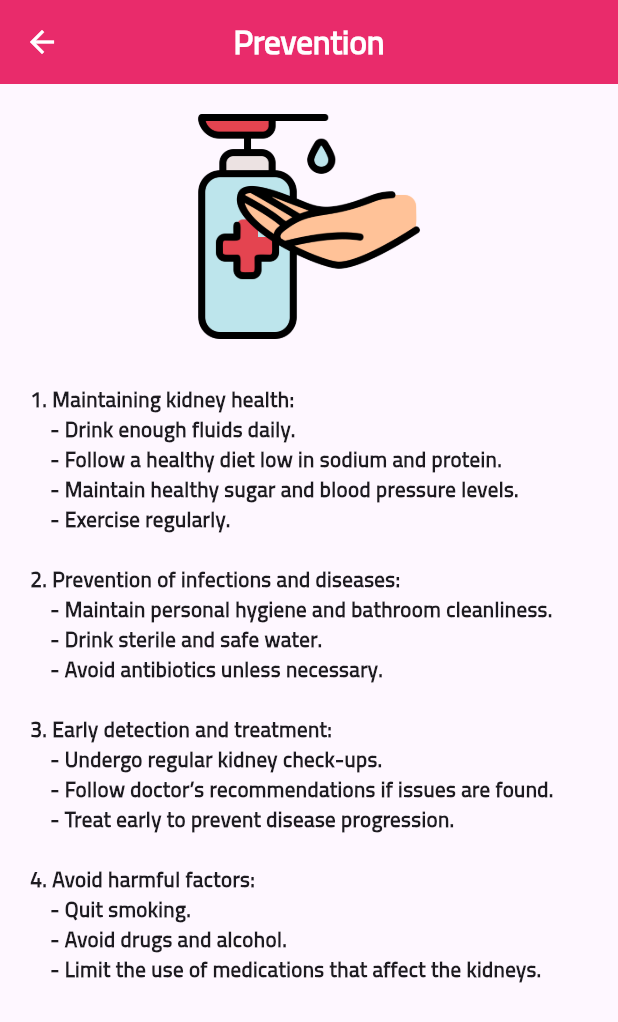
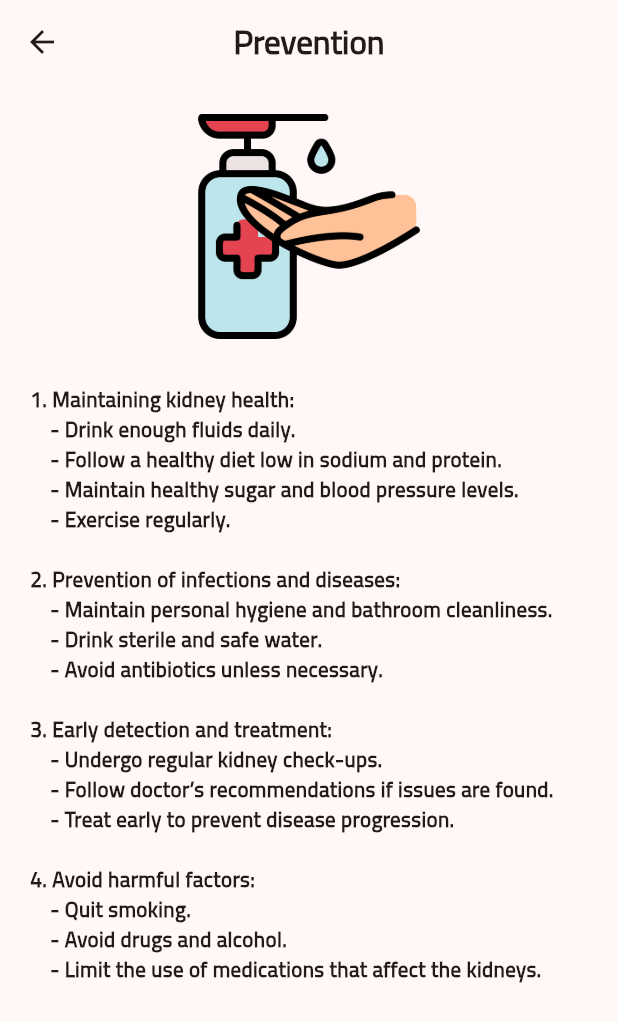
Before and after one commit to marwan-alhomdy/Kidney-Disease, a Flutter app: the HomeView screen opened by its route, after a tap on the "translate" icon, after a tap on "Prevention", on a phone screen of 412 x 824 dp. Shown: the top 1022 px of the screen. Run offline on Flutter 3.47's test engine with Material 3 defaults, Android fonts, the phone set to English and light mode, and no system bars; our stand-ins replace flutter_staggered_animations, get, shared_preferences; accounts and stored records are empty.

Commit message:
edit app

```diff
--- a/lib/core/locale/data_locale_translation.dart
+++ b/lib/core/locale/data_locale_translation.dart
@@ -4,6 +4,7 @@ class DataLoacleTranslations extends Translations {
   @override
   Map<String, Map<String, String>> get keys => {
         "ar": {
+          "Please visit a specialist doctor.": " الرجاء زيارة طبيب مختص ",
           "Yes": "نـعـم",
           "No": "لأ",
           "Next": "التالي",
@@ -121,19 +122,27 @@ class DataLoacleTranslations extends Translations {
 """,
           //!===========Symptoms======
           "SymptomsValue": """
-- عدم وجود كمية كافية من البول
-- انقطاع البول
-- حرقة في المعدة
-- الدم في البول
-- تغير في لون البول
-- ألم في الجانبين
-- انسداد البطن
-- حمى
-- تورم
-- جلد شاحب
+- يتطور مرض الكلى غالبًا دون ظهور أعراض ملحوظة حتى يصل إلى مراحل متقدمة. تشمل الأعراض الشائعة:
+
+- التعب المستمر: تنتج الكلى السليمة إريثروبويتين، وهو هرمون ينتج خلايا الدم الحمراء. عندما تتلف الكلى، تتعطل هذه العملية، مما يؤدي إلى فقر الدم، مما يسبب التعب والشعور بالبرد.
+- ضيق التنفس: قد يحدث هذا حتى مع بذل الحد الأدنى من الجهد، إما بسبب تراكم السوائل في الرئتين أو فقر الدم.
+- ضعف أو دوخة.
+- ارتباك أو صعوبة في التركيز.
+- حكة شديدة.
+- تورم في اليدين أو القدمين أو الوجه: يحدث هذا لأن السوائل التي يجب أن تفرزها الكلى تبقى في مجرى الدم.
+- طعم معدني في الفم: يحدث هذا بسبب تراكم الفضلات في الدم.
+- رائحة الفم الكريهة.
+- اضطراب في المعدة، وغثيان، وقيء، وفقدان الشهية.
+- بول رغوي: يحدث بسبب وجود البروتين في البول.
+- بول داكن اللون أو دم في البول.
+- آلام أسفل الظهر ليست علامة نموذجية لأمراض الكلى حيث أن الكلى تقع فوق الخصر في الجزء الخلفي من الجسم.
+
+غالبًا ما تظهر هذه الأعراض في مراحل متأخرة، مما يجعل الكشف المبكر من خلال الفحوصات الدورية أمرًا مهمًا.
 """
         },
         "en": {
+          "Please visit a specialist doctor.":
+              "Please visit a specialist doctor.",
           "Yes": "Yes",
           "No": "No",
           "Next": "Next",
@@ -243,16 +252,22 @@ class DataLoacleTranslations extends Translations {
 """,
           //!===========Symptoms======
           "SymptomsValue": """
-- Lack of sufficient urine output
-- Anuria (absence of urine)
-- Heartburn
-- Blood in urine
-- Changes in urine color
-- Pain in the sides
-- Abdominal bloating
-- Fever
-- Swelling
-- Pale skin
+Kidney disease often progresses without noticeable symptoms until it reaches advanced stages. Common symptoms include:
+
+- Persistent fatigue: Healthy kidneys produce erythropoietin, a hormone that creates red blood cells. When kidneys are damaged, this process is disrupted, leading to anemia, which causes fatigue and feeling cold.
+- Shortness of breath: This may occur even with minimal exertion, either due to fluid buildup in the lungs or anemia.
+- Weakness or dizziness.
+- Confusion or difficulty concentrating.
+- Severe itching.
+- Swelling in the hands, feet, or face: This happens because fluids that should be excreted by the kidneys remain in the bloodstream.
+- Metallic taste in the mouth: This occurs due to the accumulation of waste products in the blood.
+- ad breath.
+- Stomach upset, nausea, vomiting, and loss of appetite.
+- Foamy urine: Caused by the presence of protein in the urine.
+- Dark-colored urine or blood in the urine.
+- Lower back pain is not a typical sign of kidney disease since the kidneys are located above the waist at the back of the body.
+
+These symptoms often appear in later stages, making early detection through regular checkups important.
 """
         }
       };
--- a/lib/main.dart
+++ b/lib/main.dart
@@ -9,7 +9,6 @@ import 'package:get/get.dart';
 import 'core/locale/data_locale_translation.dart';
 import 'core/locale/locale_controller.dart';
 import 'helper/cache_helper.dart';
-import 'view/checkup_view2.dart';
 import 'view/home_view.dart';
 
 void main() async {
@@ -29,6 +28,8 @@ class MyApp extends StatelessWidget {
       home: const SplachView(),
       locale: localeController.initLocale,
       translations: DataLoacleTranslations(),
+      theme:
+          ThemeData(colorScheme: ColorScheme.fromSeed(seedColor: Colors.pink)),
       getPages: [
         GetPage(name: HomeView.routeName, page: () => const HomeView()),
         GetPage(name: CheckupView.routeName, page: () => const CheckupView()),
--- a/lib/view/checkup_view.dart
+++ b/lib/view/checkup_view.dart
@@ -9,6 +9,7 @@ import '../core/utils/style_text.dart';
 import '../controller/tree.dart';
 import '../helper/cache_helper.dart';
 import '../widget/checkup/button_checkup_widget.dart';
+import 'prevention_view.dart';
 
 class CheckupView extends StatefulWidget {
   static const routeName = "/CheckupView";
@@ -26,14 +27,7 @@ class _CheckupViewState extends State<CheckupView> {
   Widget build(BuildContext context) {
     return Scaffold(
       appBar: AppBar(
-          backgroundColor: scecondaryColor,
-          foregroundColor: Colors.white,
-          title: Text(
-            TypeImage.CHECKUP.name.tr,
-            style: mainTextStyle.copyWith(
-              color: Colors.white,
-            ),
-          ),
+          title: Text(TypeImage.CHECKUP.name.tr, style: mainTextStyle),
           centerTitle: true),
       body: SizedBox(
         width: double.infinity,
@@ -85,8 +79,7 @@ class _CheckupViewState extends State<CheckupView> {
                       style: ElevatedButton.styleFrom(
                         padding: const EdgeInsets.symmetric(horizontal: 20),
                       ),
-                      child:
-                          Text('Next'.tr, style: const TextStyle(fontSize: 18)),
+                      child: Text('Next'.tr, style: mainTextStyle),
                     ),
                   ],
                 ),
@@ -112,7 +105,18 @@ class _CheckupViewState extends State<CheckupView> {
           color: statusDengue.color,
         ),
         Text(reuslt, style: mainTextStyle),
-        const SizedBox(height: 20)
+        const SizedBox(height: 10),
+        Text("Please visit a specialist doctor.".tr, style: mainTextStyle),
+        const SizedBox(height: 10),
+        ElevatedButton(
+          onPressed: () {
+            Get.to(() => const PreventionView());
+          },
+          style: ElevatedButton.styleFrom(
+            padding: const EdgeInsets.symmetric(horizontal: 20),
+          ),
+          child: Text("Prevention".tr, style: mainTextStyle),
+        ),
       ],
     );
   }
@@ -133,14 +137,7 @@ class _CheckupViewState2 extends State<CheckupView2> {
   Widget build(BuildContext context) {
     return Scaffold(
       appBar: AppBar(
-          backgroundColor: scecondaryColor,
-          foregroundColor: Colors.white,
-          title: Text(
-            TypeImage.CHECKUP.name.tr,
-            style: mainTextStyle.copyWith(
-              color: Colors.white,
-            ),
-          ),
+          title: Text(TypeImage.CHECKUP.name.tr, style: mainTextStyle),
           centerTitle: true),
       body: SizedBox(
         width: double.infinity,
--- a/lib/view/home_view.dart
+++ b/lib/view/home_view.dart
@@ -1,7 +1,6 @@
 import 'package:kidney_disease/core/constant/image.dart';
 import 'package:kidney_disease/view/prevention_view.dart';
 import 'package:kidney_disease/view/symptoms_view.dart';
-import 'package:kidney_disease/view/treatment_view.dart';
 import 'package:kidney_disease/widget/home/button_widget.dart';
 import 'package:flutter/material.dart';
 import 'package:get/get.dart';
@@ -9,7 +8,6 @@ import '../core/Animation/animation_scale_widget.dart';
 import '../core/constant/colors.dart';
 import '../core/locale/locale_controller.dart';
 import 'checkup_view.dart';
-import 'clinical_diagnosis_view.dart';
 
 // ignore: must_be_immutable
 class HomeView extends StatelessWidget {
@@ -21,13 +19,13 @@ class HomeView extends StatelessWidget {
   Widget build(BuildContext context) {
     return Scaffold(
         appBar: AppBar(
-          backgroundColor: scecondaryColor,
-          centerTitle: true,
+          // backgroundColor: scecondaryColor,
+          // centerTitle: true,
           title: SizedBox(
             width: 100,
             child: Image.asset(
               "assets/icons/dengue2.png",
-              color: Colors.white,
+              color: scecondaryColor,
               width: 50,
               height: 50,
               // color: mainColor,
@@ -36,7 +34,7 @@ class HomeView extends StatelessWidget {
           actions: [
             IconButton(
                 icon: const Icon(Icons.translate_rounded),
-                color: Colors.white,
+                // color: scecondaryColor,
                 onPressed: () {
                   LocaleController localeController = Get.find();
                   if (localeController.languageCode == "en") {
@@ -49,8 +47,7 @@ class HomeView extends StatelessWidget {
         ),
         //  endDrawer: MyDrawer(),
         body: Container(
-          padding:
-              const EdgeInsets.only(left: 15, right: 15, top: 5, bottom: 0),
+          padding: const EdgeInsets.only(left: 15, right: 15, top: 5),
           child: AnimationSlideWidget(
             horizontalOffset: 0,
             verticalOffset: -200,
@@ -95,16 +92,16 @@ final List buttonInfo = [
     "icons": TypeImage.PREVENTION.value(),
     "page": PreventionView.routeName,
   },
-  {
-    "name": TypeImage.TREATMENT.name,
-    "icons": TypeImage.TREATMENT.value(),
-    "page": TreatmentView.routeName,
-  },
-  {
-    "name": TypeImage.CLINICAL_DIAGNOSIS.name,
-    "icons": TypeImage.CLINICAL_DIAGNOSIS.value(),
-    "page": ClinicalDiagnosisView.routeName,
-  },
+  // {
+  //   "name": TypeImage.TREATMENT.name,
+  //   "icons": TypeImage.TREATMENT.value(),
+  //   "page": TreatmentView.routeName,
+  // },
+  // {
+  //   "name": TypeImage.CLINICAL_DIAGNOSIS.name,
+  //   "icons": TypeImage.CLINICAL_DIAGNOSIS.value(),
+  //   "page": ClinicalDiagnosisView.routeName,
+  // },
   {
     "name": TypeImage.SYMPTOMS.name,
     "icons": TypeImage.SYMPTOMS.value(),
--- a/lib/view/splash.dart
+++ b/lib/view/splash.dart
@@ -1,4 +1,3 @@
-import 'package:kidney_disease/core/constant/colors.dart';
 import 'package:kidney_disease/core/utils/style_text.dart';
 import 'package:kidney_disease/view/home_view.dart';
 import 'package:flutter/material.dart';
@@ -7,8 +6,23 @@ import 'package:get/get.dart';
 
 import '../core/Animation/animation_column_widget.dart';
 
-class SplachView extends StatelessWidget {
+class SplachView extends StatefulWidget {
   const SplachView({super.key});
+
+  @override
+  State<SplachView> createState() => SplachViewState();
+}
+
+class SplachViewState extends State<SplachView>
+    with SingleTickerProviderStateMixin {
+  @override
+  void initState() {
+    super.initState();
+
+    Future.delayed(const Duration(seconds: 3), () async {
+      Get.offAllNamed(HomeView.routeName);
+    });
+  }
 
   @override
   Widget build(BuildContext context) {
@@ -75,49 +89,49 @@ class SplachView extends StatelessWidget {
                     ),
                   ],
                 )),
-            Positioned(
-              right: 20,
-              bottom: 100,
-              child: AnimationConfiguration.staggeredList(
-                  position: 0,
-                  delay: const Duration(milliseconds: 1000),
-                  child: SlideAnimation(
-                      duration: const Duration(milliseconds: 1000),
-                      curve: Curves.easeInCubic,
-                      verticalOffset: 0,
-                      horizontalOffset: 220,
-                      child: ScaleAnimation(
-                          duration: const Duration(milliseconds: 1000),
-                          curve: Curves.fastLinearToSlowEaseIn,
-                          child: FadeInAnimation(
-                              child: ElevatedButton(
-                                  style: ElevatedButton.styleFrom(
-                                      backgroundColor: Colors.white),
-                                  onPressed: () {
-                                    Get.offAllNamed(HomeView.routeName);
-                                  },
-                                  child: Container(
-                                    width: Get.width * 0.5,
-                                    padding: const EdgeInsets.all(5),
-                                    child: Row(
-                                      mainAxisAlignment:
-                                          MainAxisAlignment.center,
-                                      children: [
-                                        Text(
-                                          "Start".tr,
-                                          textAlign: TextAlign.left,
-                                          style: mainTextStyle.copyWith(
-                                              color: mainColor, fontSize: 18),
-                                        ),
-                                        const SizedBox(width: 20),
-                                        const Icon(
-                                          Icons.navigate_next_rounded,
-                                          color: mainColor,
-                                        )
-                                      ],
-                                    ),
-                                  )))))),
-            ),
+            // Positioned(
+            //   right: 20,
+            //   bottom: 100,
+            //   child: AnimationConfiguration.staggeredList(
+            //       position: 0,
+            //       delay: const Duration(milliseconds: 1000),
+            //       child: SlideAnimation(
+            //           duration: const Duration(milliseconds: 1000),
+            //           curve: Curves.easeInCubic,
+            //           verticalOffset: 0,
+            //           horizontalOffset: 220,
+            //           child: ScaleAnimation(
+            //               duration: const Duration(milliseconds: 1000),
+            //               curve: Curves.fastLinearToSlowEaseIn,
+            //               child: FadeInAnimation(
+            //                   child: ElevatedButton(
+            //                       style: ElevatedButton.styleFrom(
+            //                           backgroundColor: Colors.white),
+            //                       onPressed: () {
+            //                         Get.offAllNamed(HomeView.routeName);
+            //                       },
+            //                       child: Container(
+            //                         width: Get.width * 0.5,
+            //                         padding: const EdgeInsets.all(5),
+            //                         child: Row(
+            //                           mainAxisAlignment:
+            //                               MainAxisAlignment.center,
+            //                           children: [
+            //                             Text(
+            //                               "Start".tr,
+            //                               textAlign: TextAlign.left,
+            //                               style: mainTextStyle.copyWith(
+            //                                   color: mainColor, fontSize: 18),
+            //                             ),
+            //                             const SizedBox(width: 20),
+            //                             const Icon(
+            //                               Icons.navigate_next_rounded,
+            //                               color: mainColor,
+            //                             )
+            //                           ],
+            //                         ),
+            //                       )))))),
+            // ),
           ],
         ),
       ),
--- a/lib/widget/report.dart
+++ b/lib/widget/report.dart
@@ -1,7 +1,5 @@
 import 'package:flutter/material.dart';
-
 import '../core/Animation/animation_column_widget.dart';
-import '../core/constant/colors.dart';
 import '../core/utils/style_text.dart';
 
 class ReportWidget extends StatelessWidget {
@@ -17,15 +15,12 @@ class ReportWidget extends StatelessWidget {
   Widget build(BuildContext context) {
     return Scaffold(
       appBar: AppBar(
-          backgroundColor: scecondaryColor,
-          foregroundColor: Colors.white,
-          title: Text(
-            title,
-            style: mainTextStyle.copyWith(
-              color: Colors.white,
-            ),
-            //
-          ),
+          // backgroundColor: scecondaryColor,
+          // foregroundColor: Colors.white,
+          scrolledUnderElevation: 0,
+          excludeHeaderSemantics: false,
+          elevation: 0,
+          title: Text(title, style: mainTextStyle),
           centerTitle: true),
       body: SizedBox(
         child: Padding(
```
